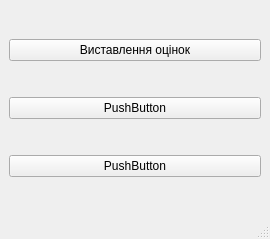
positivcheg94/school_db_iasa_MO, file project_files/teacher_menu.ui: the form before one commit.
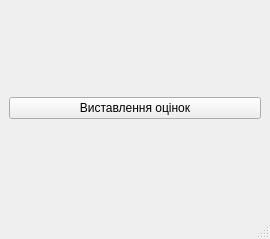
The form after the commit.

Commit message: teacher/edit marks, manager menu

```diff
--- a/project_files/teacher_menu.ui
+++ b/project_files/teacher_menu.ui
@@ -22,20 +22,6 @@
       </property>
      </widget>
     </item>
-    <item>
-     <widget class="QPushButton" name="pushButton_2">
-      <property name="text">
-       <string>PushButton</string>
-      </property>
-     </widget>
-    </item>
-    <item>
-     <widget class="QPushButton" name="pushButton_3">
-      <property name="text">
-       <string>PushButton</string>
-      </property>
-     </widget>
-    </item>
    </layout>
   </widget>
   <widget class="QMenuBar" name="menubar">
```
The commit also changes 10 other files.
